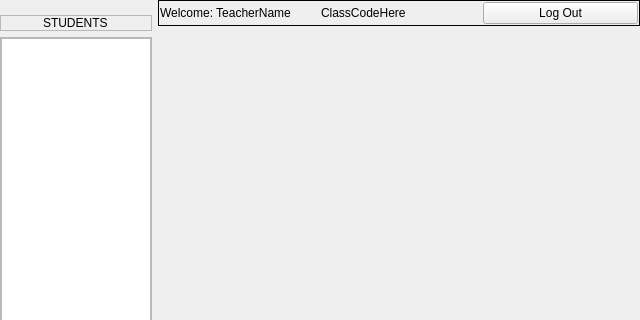
DatabasesWorks/Stacked_EducationalPlatform, file Client/teachwin.ui: the form before one commit; both pictures show x 0 to 640 and y 0 to 320 of the 640 by 480 pixel window.
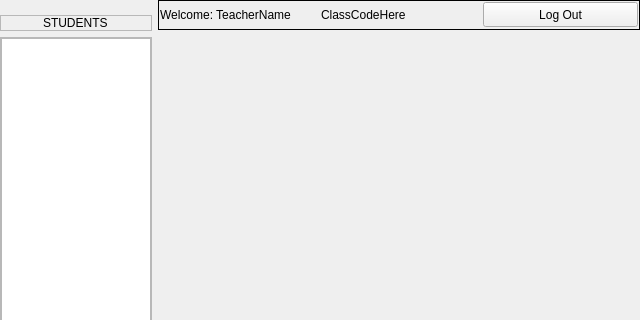
The form after the commit.

```diff
--- a/Client/teachwin.ui
+++ b/Client/teachwin.ui
@@ -178,7 +178,7 @@
             <property name="minimumSize">
              <size>
               <width>0</width>
-              <height>25</height>
+              <height>30</height>
              </size>
             </property>
             <property name="frameShape">
@@ -201,6 +201,12 @@
               <layout class="QGridLayout" name="gridLayout_10">
                <item row="0" column="0">
                 <widget class="QLabel" name="userLabel">
+                 <property name="minimumSize">
+                  <size>
+                   <width>0</width>
+                   <height>25</height>
+                  </size>
+                 </property>
                  <property name="text">
                   <string>Welcome: TeacherName</string>
                  </property>
@@ -208,6 +214,12 @@
                </item>
                <item row="0" column="1">
                 <widget class="QLabel" name="classLabel">
+                 <property name="minimumSize">
+                  <size>
+                   <width>0</width>
+                   <height>25</height>
+                  </size>
+                 </property>
                  <property name="text">
                   <string>ClassCodeHere</string>
                  </property>
@@ -215,6 +227,12 @@
                </item>
                <item row="0" column="2">
                 <widget class="QPushButton" name="logoutButton">
+                 <property name="minimumSize">
+                  <size>
+                   <width>0</width>
+                   <height>25</height>
+                  </size>
+                 </property>
                  <property name="text">
                   <string>Log Out</string>
                  </property>
```
